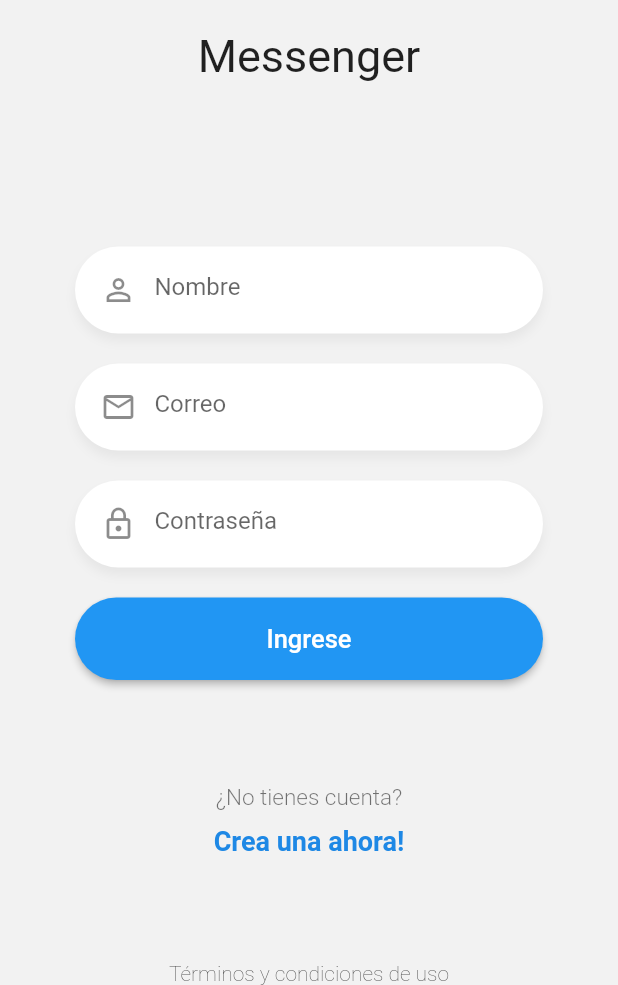
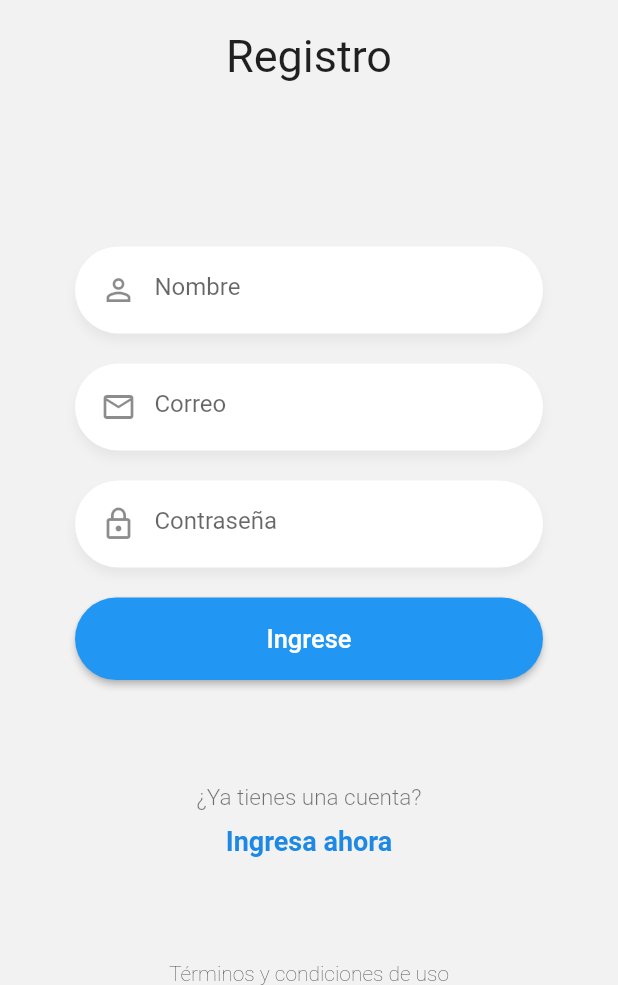
Before and after one commit to Sloot04/chat_app, a Flutter app: the RegisterPage screen opened by its route, on a phone screen of 412 x 824 dp, the part 251-1236 px from its top. Run offline on Flutter 3.47's test engine with Material 2 defaults, Android fonts, the phone set to English and light mode, and no system bars.

Commit message:
parametros widgets

```diff
--- a/lib/widgets/custom_labels.dart
+++ b/lib/widgets/custom_labels.dart
@@ -1,7 +1,10 @@
 import 'package:flutter/material.dart';
 
 class Labels extends StatelessWidget {
-  const Labels({Key? key}) : super(key: key);
+  final String ruta;
+  final String titulo;
+  final String subtitulo;
+  const Labels({Key? key, required this.ruta,required this.titulo,required this.subtitulo}) : super(key: key);
 
   @override
   Widget build(BuildContext context) {
@@ -9,19 +12,22 @@ class Labels extends StatelessWidget {
       child: Column(
         children: [
           Text(
-            '¿No tienes cuenta?',
+            this.subtitulo,
             style: TextStyle(
                 color: Colors.black54,
                 fontSize: 15,
                 fontWeight: FontWeight.w300),
           ),
           SizedBox(height: 10),
-          Text(
-            'Crea una ahora!',
-            style: TextStyle(
-                color: Colors.blue.shade600,
-                fontSize: 18,
-                fontWeight: FontWeight.bold),
+          GestureDetector(
+            onTap: () => Navigator.pushReplacementNamed(context, this.ruta),
+            child: Text(
+              this.titulo,
+              style: TextStyle(
+                  color: Colors.blue.shade600,
+                  fontSize: 18,
+                  fontWeight: FontWeight.bold),
+            ),
           )
         ],
       ),
--- a/lib/widgets/custom_logo.dart
+++ b/lib/widgets/custom_logo.dart
@@ -1,7 +1,8 @@
 import 'package:flutter/material.dart';
 
 class Logo extends StatelessWidget {
-  const Logo({Key? key}) : super(key: key);
+  final String titulo;
+  const Logo({Key? key, required this.titulo}) : super(key: key);
 
   @override
   Widget build(BuildContext context) {
@@ -13,7 +14,7 @@ class Logo extends StatelessWidget {
           children: [
             Image(image: AssetImage('assets/tag-logo.png')),
             SizedBox(height: 20),
-            Text('Messenger', style: TextStyle(fontSize: 30)),
+            Text(this.titulo, style: TextStyle(fontSize: 30)),
           ],
         ),
       ),
```
